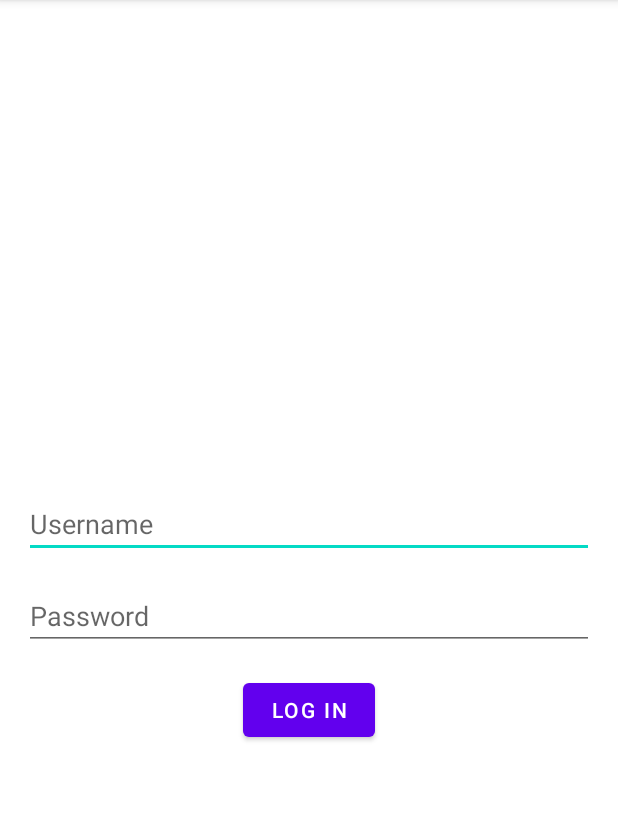
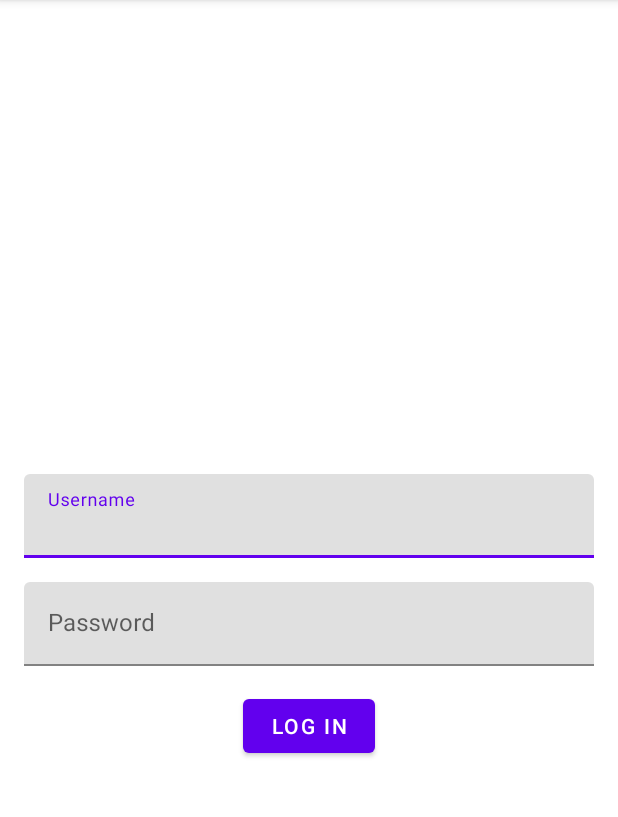
Before and after one commit to KIvan-byte/IvliPass, an Android app: the screen it shows after launch (MainActivity), on a phone screen of 412 x 824 dp, the part 84-901 px from its top. Run offline under Robolectric (Android 15) with nearby library versions, the phone set to English and light mode, and no system bars; our stand-ins replace navigation-ui.

Commit message:
login page

```diff
--- a/app/src/main/java/com/example/myapplication/ui/home/HomeFragment.java
+++ b/app/src/main/java/com/example/myapplication/ui/home/GenerationFragment.java
@@ -11,11 +11,11 @@ import android.view.ViewGroup;
 import com.example.myapplication.R;
 
 
-public class HomeFragment extends Fragment {
+public class GenerationFragment extends Fragment {
     @Nullable
     @Override
     public View onCreateView(@NonNull LayoutInflater inflater, @Nullable ViewGroup container, @Nullable Bundle savedInstanceState) {
         // Замените на ваш макет
-        return inflater.inflate(R.layout.fragment_home, container, false);
+        return inflater.inflate(R.layout.fragment_generation, container, false);
     }
 }
--- a/app/src/main/java/com/example/myapplication/ui/login/LoginFragment.java
+++ b/app/src/main/java/com/example/myapplication/ui/login/LoginFragment.java
@@ -42,7 +42,7 @@ public class LoginFragment extends Fragment {
                     // Переход на HomeFragment
                     ((MainActivity) requireActivity()).navigateToHome();
                 } else {
-                    Toast.makeText(getContext(), "Invalid credentials", Toast.LENGTH_SHORT).show();
+                    Toast.makeText(getContext(), "Invalid login or password", Toast.LENGTH_SHORT).show();
                 }
             }
         });
--- a/app/src/main/res/layout/fragment_home.xml
+++ b/app/src/main/res/layout/fragment_generation.xml
@@ -4,7 +4,7 @@
     xmlns:tools="http://schemas.android.com/tools"
     android:layout_width="match_parent"
     android:layout_height="match_parent"
-    tools:context=".ui.home.HomeFragment">
+    tools:context=".ui.home.GenerationFragment">
 
     <LinearLayout
         android:layout_width="0dp"
--- a/app/src/main/res/layout/fragment_login.xml
+++ b/app/src/main/res/layout/fragment_login.xml
@@ -1,26 +1,37 @@
 <?xml version="1.0" encoding="utf-8"?>
 <LinearLayout xmlns:android="http://schemas.android.com/apk/res/android"
+    xmlns:app="http://schemas.android.com/apk/res-auto"
     android:layout_width="match_parent"
     android:layout_height="match_parent"
     android:orientation="vertical"
     android:gravity="center"
     android:padding="16dp">
 
-    <EditText
-        android:id="@+id/usernameEditText"
+    <com.google.android.material.textfield.TextInputLayout
         android:layout_width="match_parent"
         android:layout_height="wrap_content"
-        android:hint="Username"
-        android:inputType="text"
-        android:layout_marginBottom="16dp" />
+        android:layout_marginBottom="16dp"
+        android:hint="Username">
 
-    <EditText
-        android:id="@+id/passwordEditText"
+        <com.google.android.material.textfield.TextInputEditText
+            android:id="@+id/usernameEditText"
+            android:layout_width="match_parent"
+            android:layout_height="wrap_content"
+            android:inputType="text" />
+    </com.google.android.material.textfield.TextInputLayout>
+
+    <com.google.android.material.textfield.TextInputLayout
         android:layout_width="match_parent"
         android:layout_height="wrap_content"
-        android:hint="Password"
-        android:inputType="textPassword"
-        android:layout_marginBottom="16dp" />
+        android:layout_marginBottom="16dp"
+        android:hint="Password">
+
+        <com.google.android.material.textfield.TextInputEditText
+            android:id="@+id/passwordEditText"
+            android:layout_width="match_parent"
+            android:layout_height="wrap_content"
+            android:inputType="textPassword" />
+    </com.google.android.material.textfield.TextInputLayout>
 
     <Button
         android:id="@+id/loginButton"
--- a/app/src/main/res/menu/bottom_nav_menu.xml
+++ b/app/src/main/res/menu/bottom_nav_menu.xml
@@ -4,16 +4,16 @@
     <item
         android:id="@+id/navigation_home"
         android:icon="@drawable/ic_home_black_24dp"
-        android:title="@string/title_home" />
+        android:title="@string/title_generation" />
 
     <item
         android:id="@+id/navigation_dashboard"
         android:icon="@drawable/ic_dashboard_black_24dp"
-        android:title="@string/title_dashboard" />
+        android:title="@string/title_saved" />
 
     <item
         android:id="@+id/navigation_notifications"
         android:icon="@drawable/ic_notifications_black_24dp"
-        android:title="@string/title_notifications" />
+        android:title="@string/title_check" />
 
 </menu>
--- a/app/src/main/res/navigation/mobile_navigation.xml
+++ b/app/src/main/res/navigation/mobile_navigation.xml
@@ -12,23 +12,23 @@
         <!-- Действие для перехода к HomeFragment -->
         <action
             android:id="@+id/action_loginFragment_to_homeFragment"
-            app:destination="@layout/fragment_home" />
+            app:destination="@layout/fragment_generation" />
     </fragment>
     <fragment
         android:id="@+id/navigation_home"
-        android:name="com.example.myapplication.ui.home.HomeFragment"
-        android:label="@string/title_home"
-        tools:layout="@layout/fragment_home" />
+        android:name="com.example.myapplication.ui.home.GenerationFragment"
+        android:label="@string/title_generation"
+        tools:layout="@layout/fragment_generation" />
 
     <fragment
         android:id="@+id/navigation_dashboard"
-        android:name="com.example.myapplication.ui.dashboard.DashboardFragment"
-        android:label="@string/title_dashboard"
-        tools:layout="@layout/fragment_dashboard" />
+        android:name="com.example.myapplication.ui.dashboard.SavedFragment"
+        android:label="@string/title_saved"
+        tools:layout="@layout/fragment_saved" />
 
     <fragment
         android:id="@+id/navigation_notifications"
-        android:name="com.example.myapplication.ui.notifications.NotificationsFragment"
-        android:label="@string/title_notifications"
-        tools:layout="@layout/fragment_notifications" />
+        android:name="com.example.myapplication.ui.notifications.CheckFragment"
+        android:label="@string/title_check"
+        tools:layout="@layout/fragment_check" />
 </navigation>
--- a/app/src/main/res/values/strings.xml
+++ b/app/src/main/res/values/strings.xml
@@ -1,7 +1,7 @@
 <resources>
     <string name="app_name">IvliPass</string>
-    <string name="title_home">Generation</string>
-    <string name="title_dashboard">Saved</string>
-    <string name="title_notifications">Check</string>
+    <string name="title_generation">Generation</string>
+    <string name="title_saved">Saved</string>
+    <string name="title_check">Check</string>
     <string name="username">Username</string>
 </resources>
```
Also changed, not shown: app/src/main/java/com/example/myapplication/ui/dashboard/SavedFragment.java (renamed from app/src/main/java/com/example/myapplication/ui/dashboard/DashboardFragment.java, +7 -7 lines), app/src/main/java/com/example/myapplication/ui/dashboard/SavedViewModel.java (renamed from app/src/main/java/com/example/myapplication/ui/home/HomeViewModel.java, +4 -4 lines), app/src/main/java/com/example/myapplication/ui/home/GenerationViewModel.java (renamed from app/src/main/java/com/example/myapplication/ui/notifications/NotificationsViewModel.java, +4 -4 lines), app/src/main/java/com/example/myapplication/ui/notifications/CheckFragment.java (renamed from app/src/main/java/com/example/myapplication/ui/notifications/NotificationsFragment.java, +6 -7 lines), app/src/main/java/com/example/myapplication/ui/notifications/CheckViewModel.java (renamed from app/src/main/java/com/example/myapplication/ui/dashboard/DashboardViewModel.java, +4 -4 lines), app/src/main/res/layout/fragment_check.xml (renamed from app/src/main/res/layout/fragment_dashboard.xml, +11 -15 lines), app/src/main/res/layout/fragment_saved.xml (renamed from app/src/main/res/layout/fragment_notifications.xml, +15 -11 lines).
